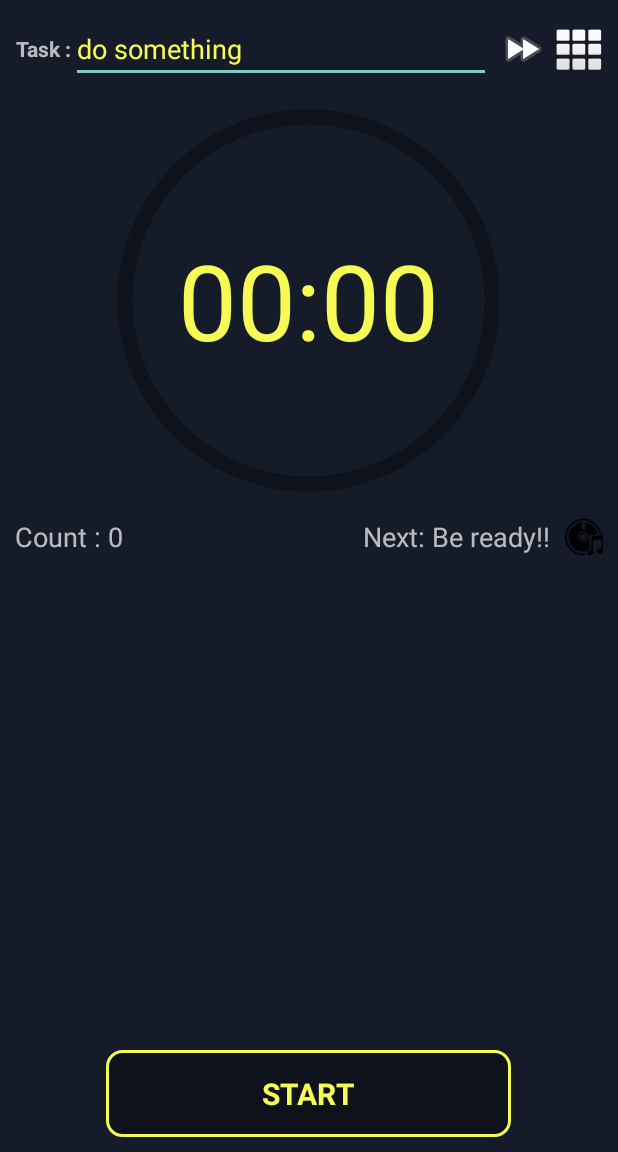
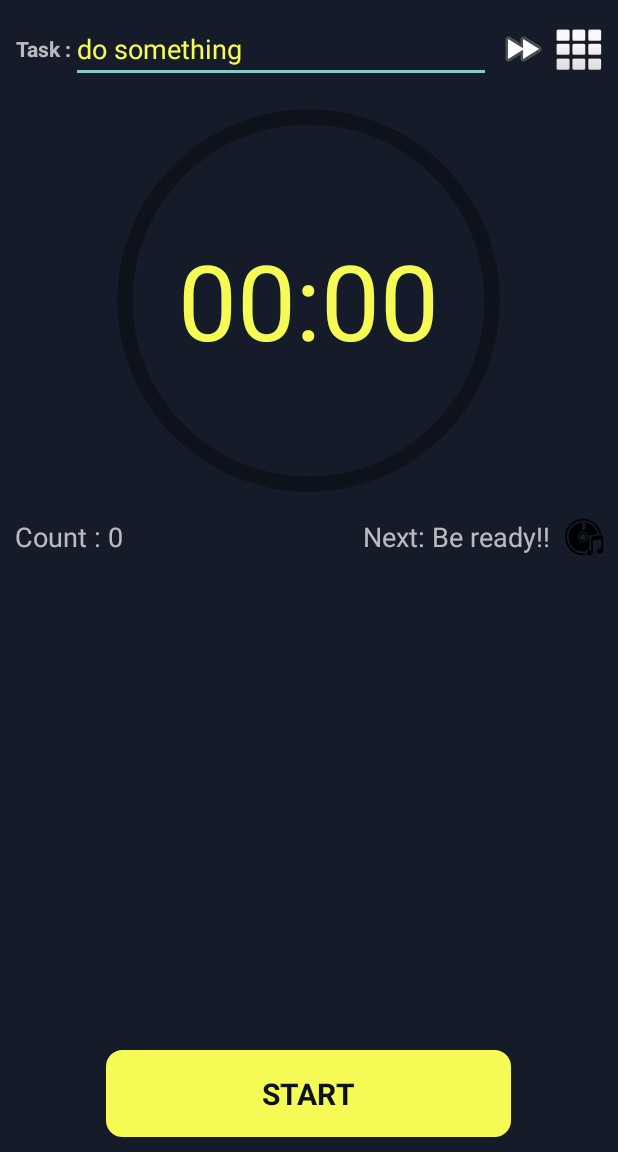
Before and after one commit to thanhtd1987/Pomorodo-Technique, an Android app: the screen it shows after launch (MainActivity), after a tap on "STOP", on a phone screen of 412 x 824 dp, the part 84-1236 px from its top. Run offline under Robolectric (Android 15) with nearby library versions, the light colour scheme and no system bars; 3 other taps on this screen came first.

Commit message:
[UI] update Start button

```diff
--- a/app/src/main/java/com/funwolrd/pomodorotechnique/MainActivity.java
+++ b/app/src/main/java/com/funwolrd/pomodorotechnique/MainActivity.java
@@ -5,6 +5,7 @@ import android.media.RingtoneManager;
 import android.net.Uri;
 import android.support.v7.app.AppCompatActivity;
 import android.os.Bundle;
+import android.util.Log;
 import android.view.View;
 import android.view.WindowManager;
 import android.widget.EditText;
@@ -21,8 +22,8 @@ public class MainActivity extends AppCompatActivity implements View.OnClickListe
     private final int TEA_BREAK_TIME_20 = 20 * SECOND_IN_MINUTE;
     private final int TEA_BREAK_TIME_25 = 25 * SECOND_IN_MINUTE;
     private final int TEA_BREAK_TIME_30 = 30 * SECOND_IN_MINUTE;
-    private final String SOUND_REST_URL = "sound_rest.mp3";
-    private final String SOUND_WORKING_URL = "sound_working.mp3";
+    private final String SOUND_REST = "sound_rest.mp3";
+    private final String SOUND_WORKING = "sound_working.mp3";
     private final String SOUND_DELAY_URL = "sound_delay.mp3";
 
     private enum ProcessStatus {
@@ -115,10 +116,15 @@ public class MainActivity extends AppCompatActivity implements View.OnClickListe
         tvNextStep.setText(String.format(getString(R.string.text_next_step), nextStep));
     }
 
-    private void resetView() {
-        mPomodoroLapCount = 0;
-        mCurrentStep = Pomodoro.SHORT_BREAK;
-        updateView(getString(R.string.text_ready));
+    private void onChangePomorodoProcess(boolean isStart) {
+        if (!isStart) {
+            mPomodoroLapCount = 0;
+            mCurrentStep = Pomodoro.SHORT_BREAK;
+            updateView(getString(R.string.text_ready));
+        }
+        btnStart.setText(isStart ? getString(R.string.text_stop) : getString(R.string.text_start));
+        btnStart.setSelected(isStart);
+        btnStart.setTextColor(isStart ? getColor(R.color.colorYellow) : getColor(R.color.colorPrimaryDark));
     }
 
     /**
@@ -129,13 +135,9 @@ public class MainActivity extends AppCompatActivity implements View.OnClickListe
             mProcessStatus = ProcessStatus.STARTED;
             doNextStep();
             mCountDownTimerView.startCountDown();
-            btnStart.setText(getString(R.string.text_stop));
         } else {
             mProcessStatus = ProcessStatus.STOPPED;
             mCountDownTimerView.stopCountDown();
-            etTaskName.setEnabled(true);
-            btnStart.setText(getString(R.string.text_start));
-            resetView();
         }
     }
 
@@ -174,17 +176,16 @@ public class MainActivity extends AppCompatActivity implements View.OnClickListe
 
     @Override
     public void onStartCountDown() {
-//        ringTheBell();
+        onChangePomorodoProcess(true);
     }
 
     @Override
     public void onStopCountDown() {
-        resetView();
+        onChangePomorodoProcess(false);
     }
 
     @Override
     public void onFinishCountDown() {
-        ringTheBell();
 //        if (isDelayForNextStep)
 //            showDelayTime();
 //        else
@@ -201,9 +202,11 @@ public class MainActivity extends AppCompatActivity implements View.OnClickListe
      */
     private void ringTheBell() {
 //        if(mRingtone == null)
+        mRingtone = null;
         {
-            String url = "android.resource://" + getPackageName() + "/raw/"
-                    + (mCurrentStep == Pomodoro.WORKING ? SOUND_WORKING_URL : SOUND_REST_URL);
+            String url = "android.resource://" /*+ getPackageName()*/ + "raw/"
+                    + (mCurrentStep == Pomodoro.WORKING ? SOUND_WORKING : SOUND_REST);
+            Log.d("DEBUG", "ringTheBell: "+url);
             Uri soundPath = Uri.parse(url);
 //            Uri notification = RingtoneManager.getDefaultUri(mCurrentStep == Pomodoro.WORKING ?
 //                    RingtoneManager.TYPE_NOTIFICATION : RingtoneManager.TYPE_NOTIFICATION);
--- /dev/null
+++ b/app/src/main/res/drawable/selector_btn_background.xml
@@ -0,0 +1,16 @@
+<?xml version="1.0" encoding="utf-8"?>
+<selector xmlns:android="http://schemas.android.com/apk/res/android">
+    <item android:state_selected="false" >
+        <shape >
+            <corners android:radius="10dp"/>
+
+            <stroke android:color="@color/colorAccent" android:width="2dp"/>
+
+            <solid android:color="@color/colorYellow" />
+        </shape>
+    </item>
+
+    <item android:state_selected="true" android:drawable="@drawable/bg_button"/>
+
+
+</selector>
--- a/app/src/main/res/layout/activity_main.xml
+++ b/app/src/main/res/layout/activity_main.xml
@@ -90,11 +90,11 @@
         android:layout_alignParentBottom="true"
         android:layout_alignRight="@id/circle_count_down_timer"
         android:layout_centerHorizontal="true"
-        android:background="@drawable/bg_button"
+        android:background="@drawable/selector_btn_background"
         android:gravity="center"
         android:padding="15dp"
         android:text="@string/text_start"
-        android:textColor="@color/colorYellow"
+        android:textColor="@color/colorPrimaryDark"
         android:textSize="20sp"
         android:textStyle="bold" />
 
```
